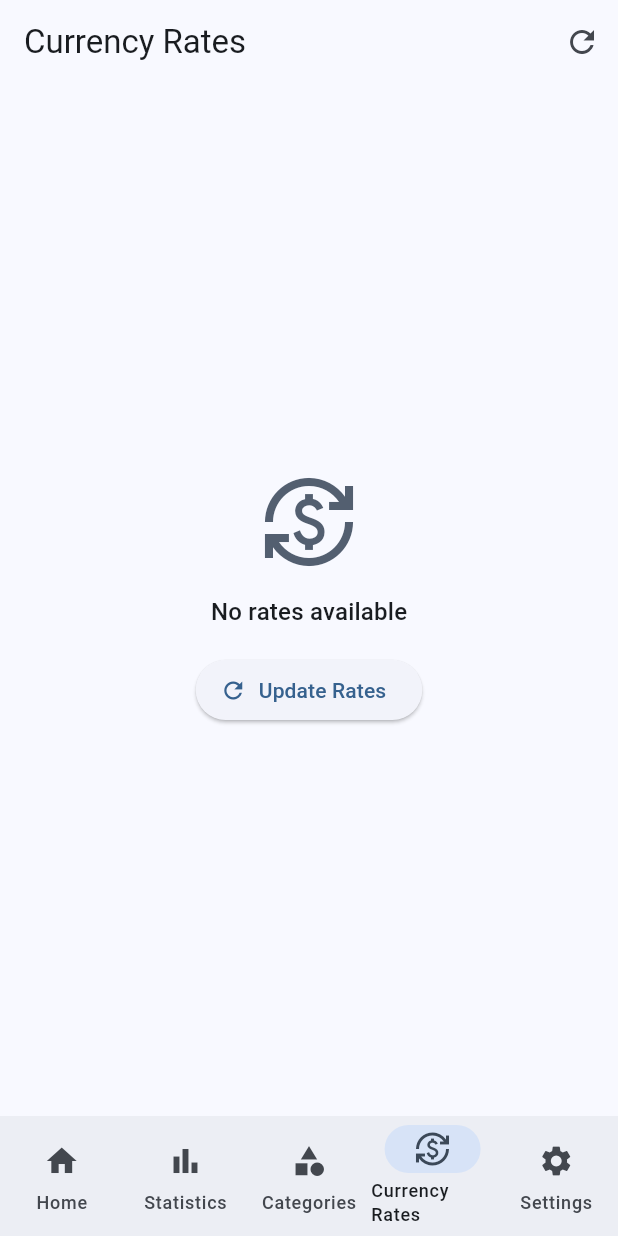
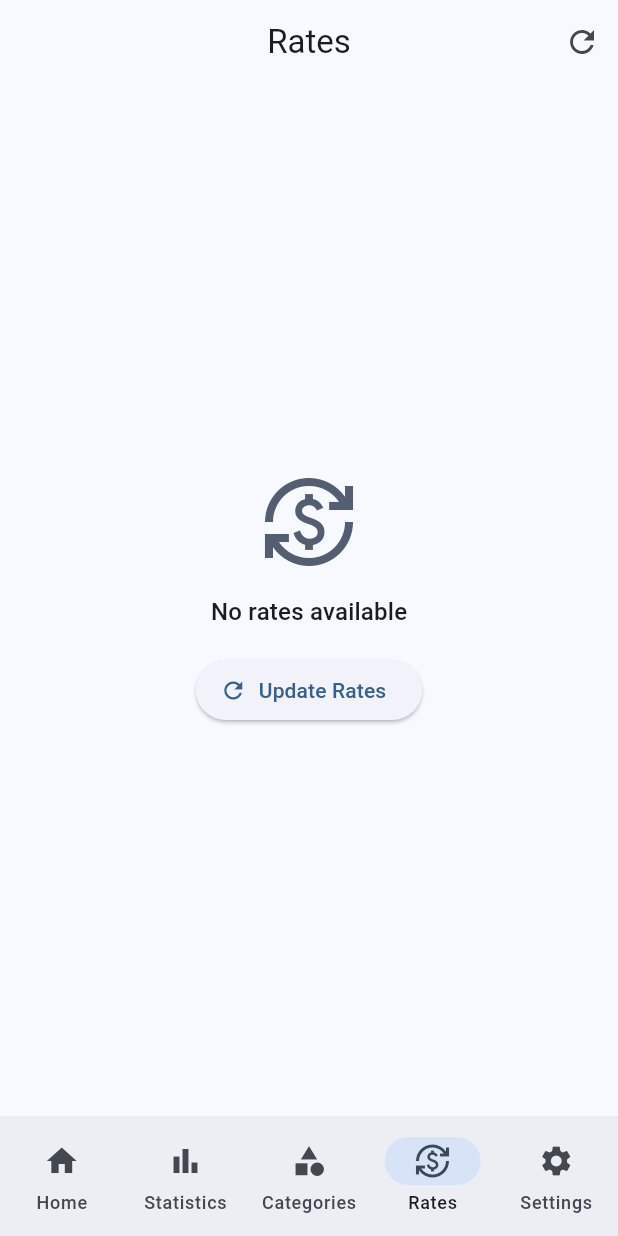
Before and after one commit to JakubMalinowski378/projekt-mobilki, a Flutter app: the screen it shows after launch, item 4 of the bottom bar chosen, on a phone screen of 412 x 824 dp. Run offline on Flutter 3.47's test engine with Material 3 defaults, Android fonts, the light colour scheme and no system bars; our stand-ins replace audioplayers, drift, fl_chart, flutter_local_notifications, local_auth, sensors_plus and 2 more; missing offline and left inert: sqlite3; accounts and stored records are empty; generated files the repository leaves out were written again; network calls fail.

Commit message:
Update currency rates label and center title in app bar

```diff
--- a/lib/l10n/app_en.arb
+++ b/lib/l10n/app_en.arb
@@ -50,7 +50,7 @@
   "themeDark": "Dark",
   "themeSystem": "System Default",
   "language": "Language",
-  "currencyRates": "Currency Rates",
+  "currencyRates": "Rates",
   "updateRates": "Update Rates",
   "noRatesAvailable": "No rates available",
   "lastUpdated": "Last updated",
--- a/lib/l10n/app_localizations.dart
+++ b/lib/l10n/app_localizations.dart
@@ -401,7 +401,7 @@ abstract class AppLocalizations {
   /// No description provided for @currencyRates.
   ///
   /// In en, this message translates to:
-  /// **'Currency Rates'**
+  /// **'Rates'**
   String get currencyRates;
 
   /// No description provided for @updateRates.
--- a/lib/l10n/app_localizations_en.dart
+++ b/lib/l10n/app_localizations_en.dart
@@ -159,7 +159,7 @@ class AppLocalizationsEn extends AppLocalizations {
   String get language => 'Language';
 
   @override
-  String get currencyRates => 'Currency Rates';
+  String get currencyRates => 'Rates';
 
   @override
   String get updateRates => 'Update Rates';
--- a/lib/main.dart
+++ b/lib/main.dart
@@ -70,6 +70,9 @@ class MyApp extends StatelessWidget {
               brightness: Brightness.light,
             ),
             useMaterial3: true,
+            appBarTheme: const AppBarTheme(
+              centerTitle: true,
+            ),
           ),
           darkTheme: ThemeData(
             colorScheme: ColorScheme.fromSeed(
@@ -77,6 +80,9 @@ class MyApp extends StatelessWidget {
               brightness: Brightness.dark,
             ),
             useMaterial3: true,
+            appBarTheme: const AppBarTheme(
+              centerTitle: true,
+            ),
           ),
           themeMode: settings.themeMode,
           locale: settings.locale,
--- a/lib/screens/currency_rates_screen.dart
+++ b/lib/screens/currency_rates_screen.dart
@@ -50,6 +50,7 @@ class _CurrencyRatesScreenState extends State<CurrencyRatesScreen> {
     return Scaffold(
       appBar: AppBar(
         title: Text(l10n.currencyRates),
+        centerTitle: true,
         actions: [
           IconButton(
             icon: const Icon(Icons.refresh),
```
